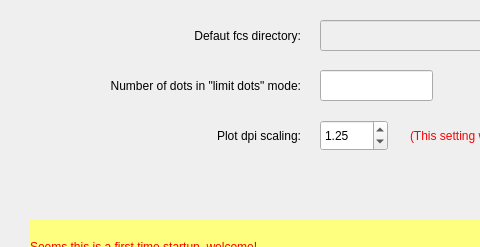
The window that uiDesigns/SettingsWindow.ui (ym3141/EasyFlowQ) describes before a commit, drawn with Qt 5; both pictures show x 0 to 480 and y 0 to 247 of the 963 by 247 pixel window.
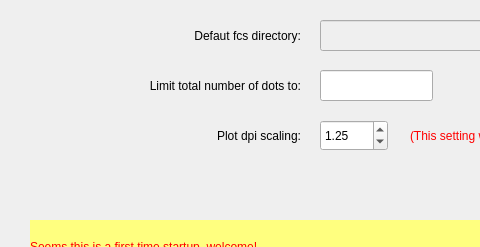
The same window after the commit.

Commit message: Optimized settings ui

```diff
--- a/uiDesigns/SettingsWindow.ui
+++ b/uiDesigns/SettingsWindow.ui
@@ -92,7 +92,7 @@
      </rect>
     </property>
     <property name="text">
-     <string>Number of dots in &quot;limit dots&quot; mode:</string>
+     <string>Limit total number of dots to:</string>
     </property>
     <property name="alignment">
      <set>Qt::AlignRight|Qt::AlignTrailing|Qt::AlignVCenter</set>
```
The commit also changes 7 other files.
